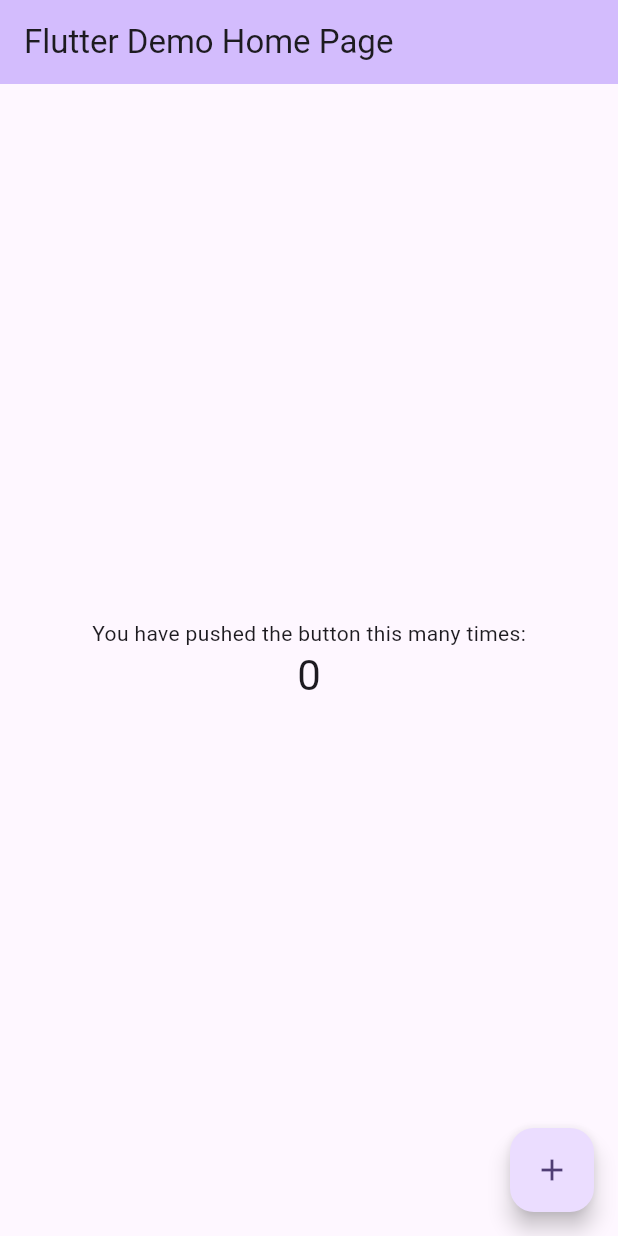
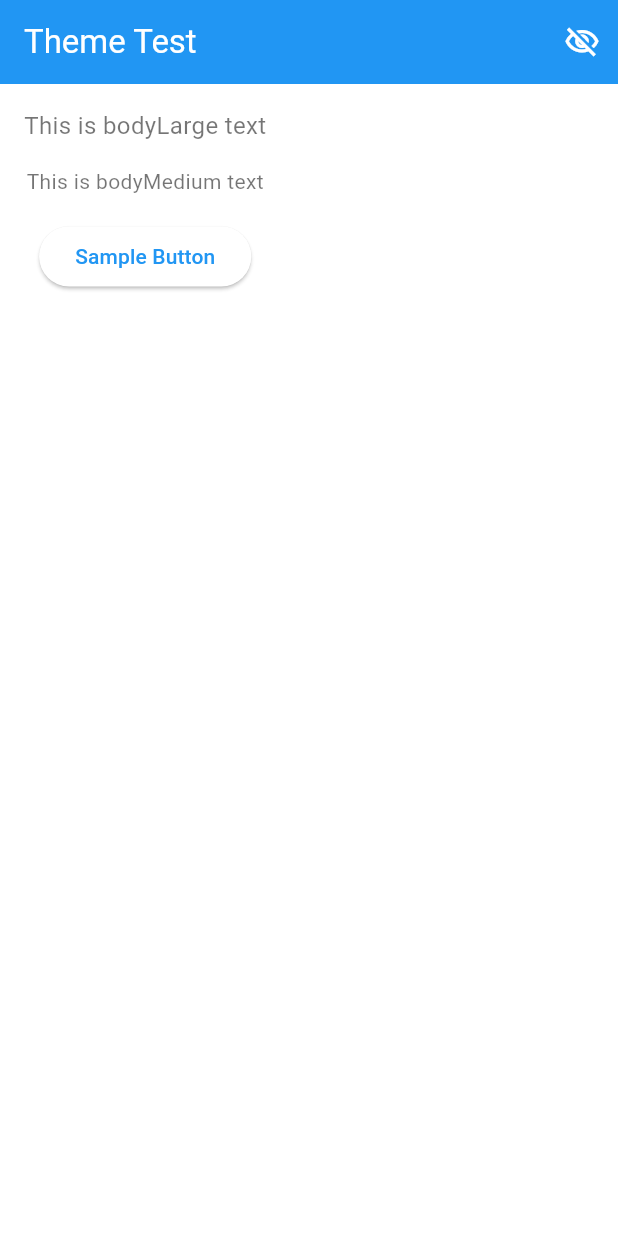
Before and after one commit to B3g1n3r/daily_tasks, a Flutter app: the screen it shows after launch, on a phone screen of 412 x 824 dp. Run offline on Flutter 3.47's test engine with Material 3 defaults, Android fonts, the phone set to English and light mode, and no system bars; our stand-ins replace shared_preferences.

Commit message:
working on provider

```diff
--- /dev/null
+++ b/lib/day_1/pages/homepage.dart
@@ -0,0 +1,80 @@
+
+import 'package:daily_tasks/day_1/provider.dart';
+import 'package:flutter/material.dart';
+import 'package:flutter/widgets.dart';
+import 'package:provider/provider.dart';
+import 'package:shared_preferences/shared_preferences.dart';
+
+class ThemeTestPage extends StatefulWidget {
+   ThemeTestPage({super.key});
+
+  @override
+  State<ThemeTestPage> createState() => _ThemeTestPageState();
+}
+
+class _ThemeTestPageState extends State<ThemeTestPage> {
+
+  bool isDarkTheme = false;
+
+  void putTheme() async{
+    SharedPreferences pref = await SharedPreferences.getInstance();
+    pref.setBool('theme', isDarkTheme);
+    print('settedd $isDarkTheme');
+  }
+
+  void getTheme() async{
+    SharedPreferences pref = await SharedPreferences.getInstance();
+    isDarkTheme = pref.getBool('theme')!;
+    print(' theme $isDarkTheme');
+  }
+  @override
+  void initState() {
+    // TODO: implement initState
+    super.initState();
+    getTheme();
+  }
+  @override
+  Widget build(BuildContext context) {
+      final theme = Provider.of<ThemeProvider>(context);
+
+    return Scaffold(
+      appBar: AppBar(
+        title: const Text("Theme Test"),
+        actions: [
+          IconButton(onPressed: (){
+           theme.toggle(isDarkTheme);
+           setState(() {
+             isDarkTheme = !isDarkTheme;
+             print('object $isDarkTheme');
+             putTheme();
+           });
+
+          }, icon: isDarkTheme ? const Icon(Icons.visibility_outlined) : const Icon(Icons.visibility_off_outlined))
+        ],
+      ),
+      body: Padding(
+        padding: const EdgeInsets.all(16.0),
+        child: Column(
+          children: [
+            const Text(
+              "This is bodyLarge text",
+              style: TextStyle(fontSize: 16), // Uses textTheme.bodyLarge
+            ),
+            const SizedBox(height: 16),
+            const Text(
+              "This is bodyMedium text",
+              style: TextStyle(fontSize: 14), // Uses textTheme.bodyMedium
+            ),
+            const SizedBox(height: 16),
+            ElevatedButton(
+              onPressed: () {},
+              child: const Text("Sample Button"),
+            ),
+            const SizedBox(height: 16),
+
+          ],
+        ),
+      ),
+    );
+  }
+}
--- /dev/null
+++ b/lib/day_1/provider.dart
@@ -0,0 +1,29 @@
+import 'package:flutter/material.dart';
+import 'package:daily_tasks/day_1/themes.dart';
+import 'package:shared_preferences/shared_preferences.dart';
+
+class ThemeProvider extends ChangeNotifier {
+  bool isDarkTheme = true;
+   ThemeData? _themeData;
+
+  ThemeProvider() {
+    _loadTheme(); // async function to load theme from SharedPreferences
+  }
+
+  ThemeData get themeMode => _themeData ?? lightTheme;
+
+  Future<void> _loadTheme() async {
+    SharedPreferences pref = await SharedPreferences.getInstance();
+    isDarkTheme = pref.getBool('theme') ?? false;
+    _themeData = isDarkTheme ? darkTheme : lightTheme;
+    notifyListeners();
+  }
+
+  void toggle(bool isDark) async {
+    SharedPreferences pref = await SharedPreferences.getInstance();
+    isDarkTheme = isDark;
+    _themeData = isDark ? darkTheme : lightTheme;
+    await pref.setBool('theme', isDark);
+    notifyListeners();
+  }
+}
--- /dev/null
+++ b/lib/day_1/themes.dart
@@ -0,0 +1,56 @@
+import 'package:flutter/material.dart';
+ThemeData darkTheme = ThemeData(
+  brightness: Brightness.dark,
+  scaffoldBackgroundColor: Color(0xFF121212),
+  colorScheme: const ColorScheme.dark(
+    primary: Colors.deepPurple,
+    secondary: Colors.amberAccent,
+    surface: Color(0xFF1E1E1E),
+    background: Color(0xFF121212),
+    onPrimary: Colors.red,
+    onSecondary: Colors.black,
+  ),
+  textTheme: const TextTheme(
+    bodyLarge: TextStyle(color: Colors.black, fontSize: 16),
+    bodyMedium: TextStyle(color: Colors.white70, fontSize: 14),
+    displayLarge: TextStyle(color: Colors.amberAccent, fontSize: 24, fontWeight: FontWeight.bold),
+  ),
+  buttonTheme: const ButtonThemeData(
+    buttonColor: Colors.deepPurpleAccent,
+    textTheme: ButtonTextTheme.primary,
+  ),
+  appBarTheme: const AppBarTheme(
+    backgroundColor: Color(0xFF1E1E1E),
+    elevation: 4,
+    foregroundColor: Colors.white,
+  ),
+  iconTheme: const IconThemeData(color: Colors.amberAccent),
+);
+
+ThemeData lightTheme = ThemeData(
+  brightness: Brightness.light,
+  scaffoldBackgroundColor: Colors.white,
+  colorScheme: const ColorScheme.light(
+    primary: Colors.blue,
+    secondary: Colors.orange,
+    surface: Colors.white,
+    background: Colors.white,
+    onPrimary: Colors.white,
+    onSecondary: Colors.white,
+  ),
+  textTheme: const TextTheme(
+    bodyLarge: TextStyle(color: Colors.black87, fontSize: 16),
+    bodyMedium: TextStyle(color: Colors.black54, fontSize: 14),
+    displayLarge: TextStyle(color: Colors.blueAccent, fontSize: 24, fontWeight: FontWeight.bold),
+  ),
+  buttonTheme: const ButtonThemeData(
+    buttonColor: Colors.blue,
+    textTheme: ButtonTextTheme.primary,
+  ),
+  appBarTheme: const AppBarTheme(
+    backgroundColor: Colors.blue,
+    elevation: 4,
+    foregroundColor: Colors.white,
+  ),
+  iconTheme: const IconThemeData(color: Colors.blueAccent),
+);
--- a/lib/main.dart
+++ b/lib/main.dart
@@ -1,7 +1,13 @@
+import 'package:daily_tasks/day_1/pages/homepage.dart';
+import 'package:daily_tasks/day_1/provider.dart';
 import 'package:flutter/material.dart';
+import 'package:provider/provider.dart';
 
 void main() {
-  runApp(const MyApp());
+  runApp(
+    ChangeNotifierProvider(create: (_)=> ThemeProvider(),
+    child: const MyApp(),)
+  );
 }
 
 class MyApp extends StatelessWidget {
@@ -10,60 +16,11 @@ class MyApp extends StatelessWidget {
   // This widget is the root of your application.
   @override
   Widget build(BuildContext context) {
+    final theme = Provider.of<ThemeProvider>(context);
     return MaterialApp(
       title: 'Flutter Demo',
-      theme: ThemeData(
-        colorScheme: ColorScheme.fromSeed(seedColor: Colors.deepPurple),
-        useMaterial3: true,
-      ),
-      home: const MyHomePage(title: 'Flutter Demo Home Page'),
+      theme: theme.themeMode,
+      home: ThemeTestPage(),
     );
   }
 }
-
-class MyHomePage extends StatefulWidget {
-  const MyHomePage({super.key, required this.title});
-  final String title;
-
-  @override
-  State<MyHomePage> createState() => _MyHomePageState();
-}
-
-class _MyHomePageState extends State<MyHomePage> {
-  int _counter = 0;
-
-  void _incrementCounter() {
-    setState(() {
-      _counter++;
-    });
-  }
-
-  @override
-  Widget build(BuildContext context) {
-    return Scaffold(
-      appBar: AppBar(
-        backgroundColor: Theme.of(context).colorScheme.inversePrimary,
-        title: Text(widget.title),
-      ),
-      body: Center(
-        child: Column(
-          mainAxisAlignment: MainAxisAlignment.center,
-          children: <Widget>[
-            const Text(
-              'You have pushed the button this many times:',
-            ),
-            Text(
-              '$_counter',
-              style: Theme.of(context).textTheme.headlineMedium,
-            ),
-          ],
-        ),
-      ),
-      floatingActionButton: FloatingActionButton(
-        onPressed: _incrementCounter,
-        tooltip: 'Increment',
-        child: const Icon(Icons.add),
-      ), // This trailing comma makes auto-formatting nicer for build methods.
-    );
-  }
-}
```
Also changed, not shown: 1 other file.
